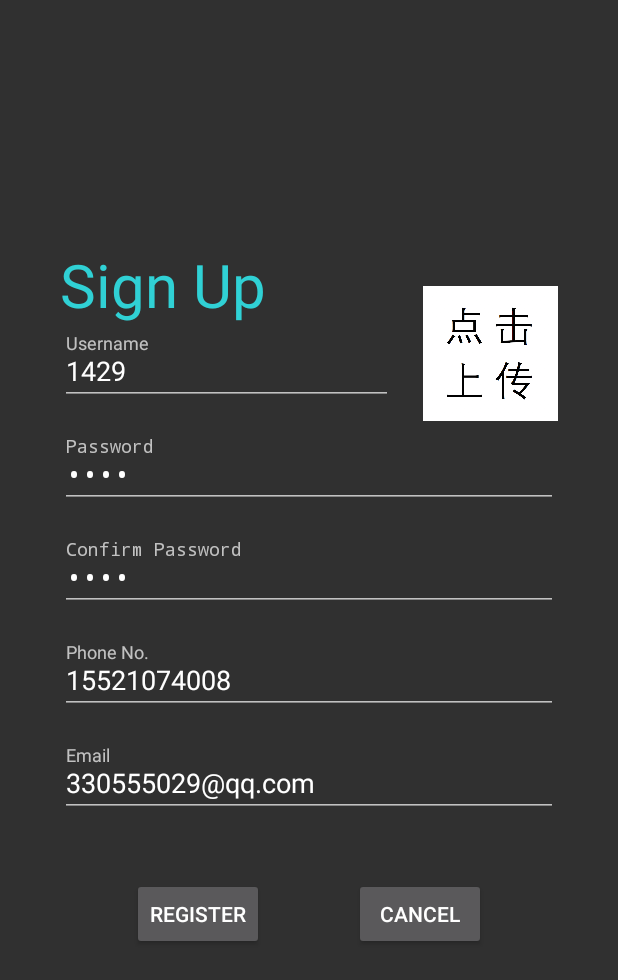
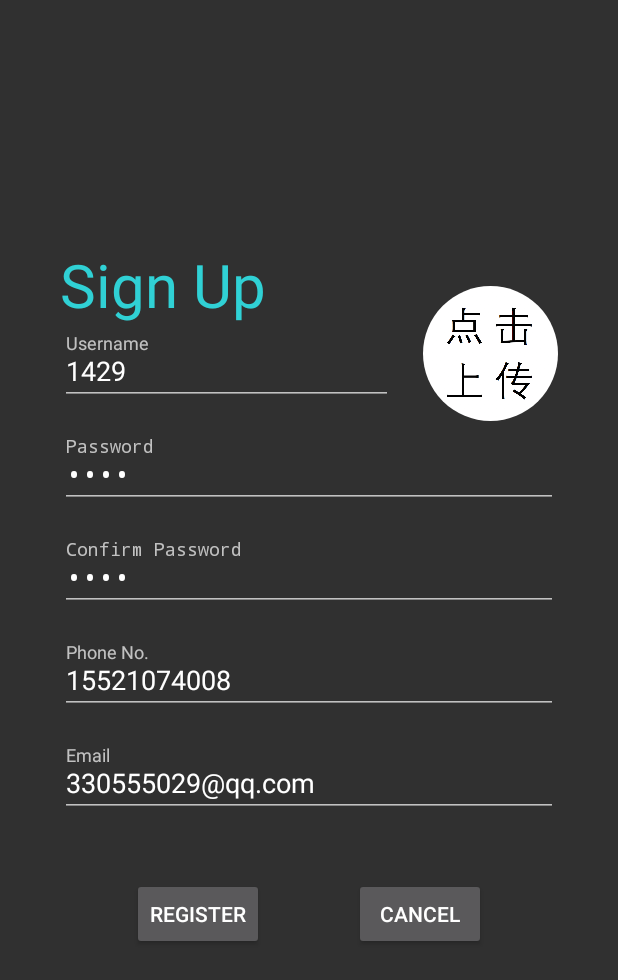
Before and after one commit to KingsleyChung/Android_Final_Project, an Android app: the screen it shows after launch (SigninSignup), after a tap on "REGISTER", on a phone screen of 412 x 824 dp. Shown: the top 980 px of the screen. Run offline under Robolectric (Android 15) with nearby library versions, the phone set to English and light mode, and no system bars; our stand-ins replace CircleImageView; libraries missing offline, so code that uses them is left out: retrofit2.adapter.rxjava, rx.android.schedulers, rx.functions, rx.schedulers; 2 statements that could not run were skipped.

Commit message:
change icon image to circleimageview

```diff
--- a/client/app/src/main/res/layout/activity_profile_fragment.xml
+++ b/client/app/src/main/res/layout/activity_profile_fragment.xml
@@ -5,7 +5,7 @@
     android:layout_width="match_parent"
     android:layout_height="match_parent"
     tools:context="cn.kingsleychung.final_project.ProfileFragment">
-    <ImageView
+    <de.hdodenhof.circleimageview.CircleImageView
         app:layout_constraintTop_toTopOf="parent"
         android:layout_marginTop="20dp"
         app:layout_constraintLeft_toLeftOf="parent"
--- a/client/app/src/main/res/layout/directional_task_info.xml
+++ b/client/app/src/main/res/layout/directional_task_info.xml
@@ -5,7 +5,7 @@
 
     xmlns:app="http://schemas.android.com/apk/res-auto">
 
-    <ImageView
+    <de.hdodenhof.circleimageview.CircleImageView
     android:layout_width="80dp"
     android:layout_height="80dp"
     android:id="@+id/detail_icon"
--- a/client/app/src/main/res/layout/map.xml
+++ b/client/app/src/main/res/layout/map.xml
@@ -113,7 +113,7 @@
                 android:layout_marginRight="40dp"
                 android:layout_marginTop="40dp"/>
 
-            <ImageView
+            <de.hdodenhof.circleimageview.CircleImageView
                 android:layout_width="80dp"
                 android:layout_height="80dp"
                 android:id="@+id/map_pin_icon"
--- a/client/app/src/main/res/layout/signin_signup.xml
+++ b/client/app/src/main/res/layout/signin_signup.xml
@@ -100,7 +100,7 @@
         android:layout_marginBottom="5dp"
         android:visibility="gone"/>
 
-    <ImageView
+    <de.hdodenhof.circleimageview.CircleImageView
         android:layout_width="90dp"
         android:layout_height="90dp"
         android:id="@+id/signup_icon"
--- a/client/app/src/main/res/layout/taskbriefitem.xml
+++ b/client/app/src/main/res/layout/taskbriefitem.xml
@@ -3,7 +3,7 @@
     android:layout_width="match_parent"
     android:layout_height="wrap_content"
     xmlns:app="http://schemas.android.com/apk/res-auto">
-    <ImageView
+    <de.hdodenhof.circleimageview.CircleImageView
         android:id="@+id/briefphoto"
         app:layout_constraintTop_toTopOf="parent"
         android:layout_marginTop="20dp"
```
